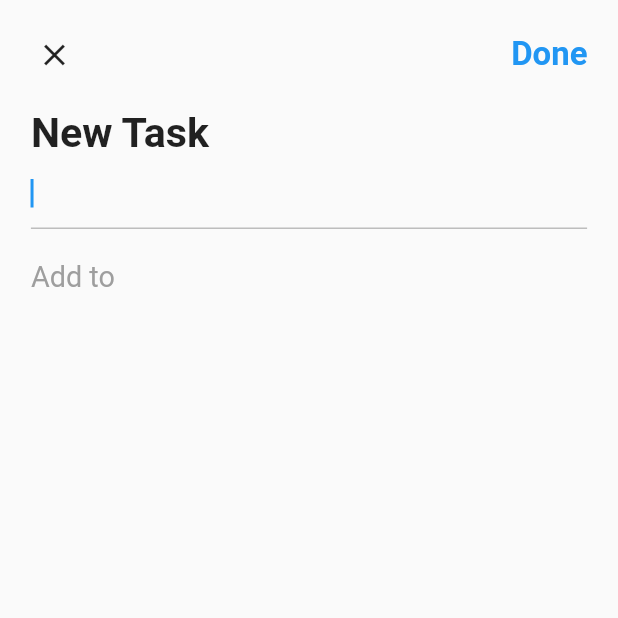
After one commit to RolandoCutie/getx_notes_app, a Flutter app: the AddDialog screen opened directly, on a phone screen of 412 x 824 dp, the top half of it. The commit adds this screen. Run offline on Flutter 3.47's test engine with Material 2 defaults, Android fonts, the phone set to English and light mode, and no system bars; our stand-ins replace dotted_border, equatable, flutter_easyloading, get, get_storage, step_progress_indicator; accounts and stored records are empty.

Commit message:
add_screens and logic_to_save_todo_into_a_task

```diff
--- a/lib/app/modules/home/home_controller.dart
+++ b/lib/app/modules/home/home_controller.dart
@@ -13,6 +13,8 @@ class HomeController extends GetxController {
   final formKeys = GlobalKey<FormState>();
   final chipIndex = 0.obs;
   final editCttrl = TextEditingController();
+  final deleting = false.obs;
+  final task = Rx<Task?>(null);
 
   //Metodos
   @override
@@ -34,8 +36,12 @@ class HomeController extends GetxController {
     super.onClose();
   }
 
-  void ChangeChipIndex(int value) {
+  void changeChipIndex(int value) {
     chipIndex.value = value;
+  }
+
+  void changeDeleting(bool value) {
+    deleting.value = value;
   }
 
   bool addTask(Task task) {
@@ -45,4 +51,39 @@ class HomeController extends GetxController {
     tasks.add(task);
     return true;
   }
+
+  void deleteTask(Task task) {
+    tasks.remove(task);
+  }
+
+  void changeTask(Task? select) {
+    task.value = select;
+  }
+
+//metodo para añadir una todo a un listado de todos de una task
+  updateTask(Task task, String text) {
+    //obtenemos los todos de la tarea seleccionado de no existir creamos un listado vacio
+    var todos = task.todos ?? [];
+    //validamos que no exista ya ese todo
+    if (containeTodo(todos, text)) {
+      return false;
+    }
+    //creo el todo
+    var todo = {'title': text, 'done': false};
+    //se lo addiciono al listado de todos de la tarea seleccionada
+    todos.add(todo);
+    //actualizo la tarea selcecionada con un nuevo listado de todos
+    var newTask = task.copyWith(todos: todos);
+    //pregunto el indice de la tarea seleccionada
+    int oldIndex = tasks.indexOf(task);
+    //reemplazo la tarea actualizada del listado de tareas
+    tasks[oldIndex] = newTask;
+
+    tasks.refresh();
+    return true;
+  }
+
+  bool containeTodo(List todos, String task) {
+    return todos.any((element) => element['title'] == task);
+  }
 }
--- a/lib/app/modules/home/widgets/add_card.dart
+++ b/lib/app/modules/home/widgets/add_card.dart
@@ -69,7 +69,7 @@ class AddCard extends StatelessWidget {
                                           homeController.chipIndex.value ==
                                               index,
                                       onSelected: (bool selected) {
-                                        homeController.ChangeChipIndex(
+                                        homeController.changeChipIndex(
                                             selected ? index : 0);
                                       },
                                     );
@@ -110,7 +110,7 @@ class AddCard extends StatelessWidget {
                     ],
                   )));
           homeController.editCttrl.clear();
-          homeController.ChangeChipIndex(0);
+          homeController.changeChipIndex(0);
         },
         child: DottedBorder(
           color: Colors.grey[400]!,
--- /dev/null
+++ b/lib/app/modules/home/widgets/add_dialog.dart
@@ -0,0 +1,147 @@
+import 'package:flutter/material.dart';
+import 'package:getx_notes_app/app/core/utils/extensions.dart';
+import 'package:getx_notes_app/app/modules/home/home_controller.dart';
+import 'package:get/get.dart';
+import 'package:flutter_easyloading/flutter_easyloading.dart';
+
+class AddDialog extends StatelessWidget {
+  final homeCtrl = Get.find<HomeController>();
+  AddDialog({Key? key}) : super(key: key);
+
+  @override
+  Widget build(BuildContext context) {
+    return Scaffold(
+      body: Form(
+        key: homeCtrl.formKeys,
+        child: ListView(
+          children: [
+            Padding(
+              padding: EdgeInsets.all(3.0.wp),
+              child: Row(
+                mainAxisAlignment: MainAxisAlignment.spaceBetween,
+                children: [
+                  IconButton(
+                      onPressed: () {
+                        Get.back();
+                        homeCtrl.editCttrl.clear();
+                        homeCtrl.changeTask(null);
+                      },
+                      icon: const Icon(Icons.close)),
+                  TextButton(
+                      //TODO:PARA QUE AL PRESIONAR NO MUESTRE ninguna sombra
+                      style: ButtonStyle(
+                          overlayColor:
+                              MaterialStateProperty.all(Colors.transparent)),
+                      onPressed: () {
+                        //TODO AQUI DEBEMOS LLAMAR AUN METODO EN EL CONTROLLER QUE SE ENCARGUE DE GUARDAR LOS DATOS
+                        //VALIDANDO UN FORMULARIO
+
+                        if (homeCtrl.formKeys.currentState!.validate()) {
+                          //aqui valido si esta selecionada alguna de las tareas
+                          if (homeCtrl.task.value == null) {
+                            EasyLoading.showError('Please select task type');
+                          } else {
+                            //aqui llamos a a;adir el nuevo todo en las tareas
+                            var sucess = homeCtrl.updateTask(
+                                homeCtrl.task.value!, homeCtrl.editCttrl.text);
+                            if (sucess) {
+                              //limpiamos el text controller y limpiamos el tipo de tarea seleccionado
+                              EasyLoading.showSuccess('Todo item add success');
+                              Get.back();
+                              homeCtrl.editCttrl.clear();
+                              homeCtrl.changeTask(null);
+                            } else {
+                              EasyLoading.showError('Todo item already exist');
+                            }
+
+                            homeCtrl.editCttrl.clear();
+                          }
+                        }
+                      },
+                      child: Text(
+                        "Done",
+                        style: TextStyle(
+                            fontSize: 16.0.sp,
+                            fontWeight: FontWeight.bold,
+                            color: Colors.blue),
+                      ))
+                ],
+              ),
+            ),
+            Padding(
+              padding: EdgeInsets.symmetric(horizontal: 5.0.wp),
+              child: Text(
+                "New Task",
+                style:
+                    TextStyle(fontSize: 20.0.sp, fontWeight: FontWeight.bold),
+              ),
+            ),
+            Padding(
+              padding: EdgeInsets.symmetric(horizontal: 5.0.wp),
+              child: TextFormField(
+                controller: homeCtrl.editCttrl,
+                decoration: InputDecoration(
+                    focusedBorder: UnderlineInputBorder(
+                        borderSide: BorderSide(color: Colors.grey[400]!))),
+                autofocus: true,
+                //TODO:VALIDATOR PARA VER SI SE LLENAN LOS DATOS
+                validator: (value) {
+                  if (value == null || value.trim().isEmpty) {
+                    return 'Please enter a todo item';
+                  }
+                  return null;
+                },
+              ),
+            ),
+            Padding(
+              padding: EdgeInsets.only(
+                  top: 5.0.wp, left: 5.0.wp, right: 5.0.wp, bottom: 2.0.wp),
+              child: Text('Add to',
+                  style: TextStyle(fontSize: 14.0.sp, color: Colors.grey)),
+            ),
+            ...homeCtrl.tasks
+                .map((element) => Obx(
+                      () => InkWell(
+                        onTap: () => homeCtrl.changeTask(element),
+                        child: Padding(
+                          padding: EdgeInsets.symmetric(
+                              vertical: 3.0.wp, horizontal: 5.0.wp),
+                          child: Row(
+                            mainAxisAlignment: MainAxisAlignment.spaceBetween,
+                            children: [
+                              Row(
+                                children: [
+                                  Icon(
+                                    IconData(element.icon,
+                                        fontFamily: 'MaterialIcons'),
+                                    color: HexColor.fromHex(element.color),
+                                  ),
+                                  SizedBox(
+                                    width: 3.0.wp,
+                                  ),
+                                  Text(
+                                    element.title,
+                                    style: TextStyle(
+                                      fontSize: 12.0.sp,
+                                      fontWeight: FontWeight.bold,
+                                    ),
+                                  ),
+                                ],
+                              ),
+                              if (homeCtrl.task.value == element)
+                                const Icon(
+                                  Icons.check,
+                                  color: Colors.blue,
+                                )
+                            ],
+                          ),
+                        ),
+                      ),
+                    ))
+                .toList(),
+          ],
+        ),
+      ),
+    );
+  }
+}
```
Also changed, not shown: lib/app/modules/home/home_view.dart (+36 -2 lines).
